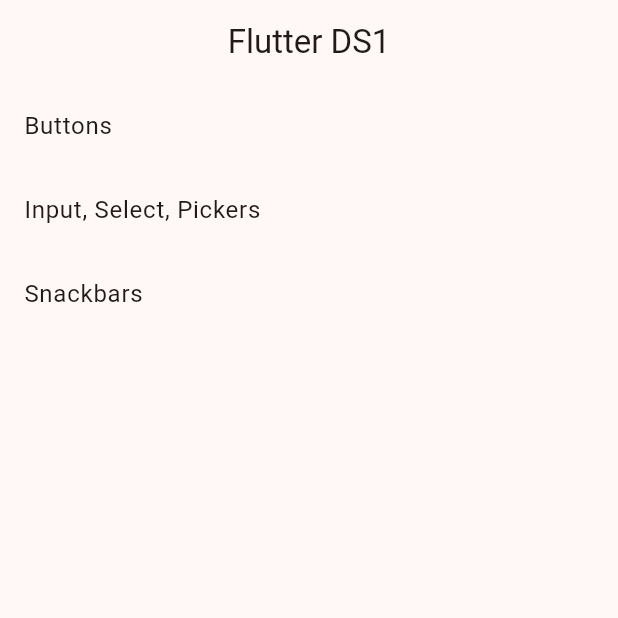
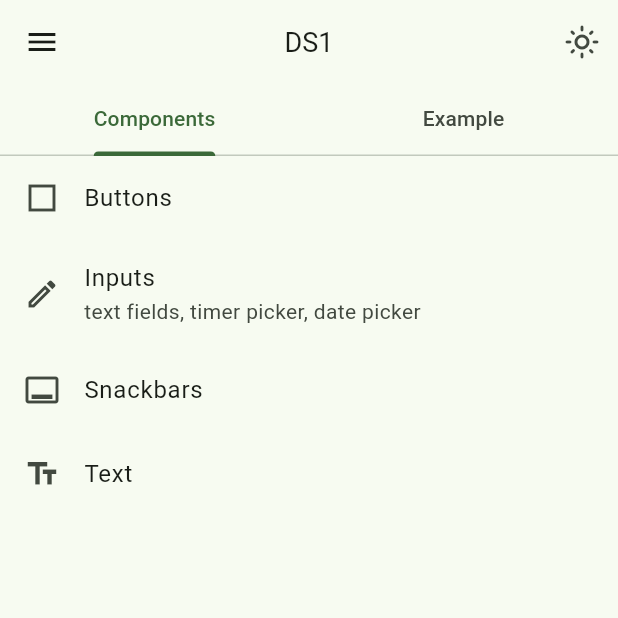
Before and after one commit to C4co/flutter_ds1, a Flutter app: the screen it shows after launch, on a phone screen of 412 x 824 dp, the top half of it. Run offline on Flutter 3.47's test engine with Material 2 defaults, Android fonts, the light colour scheme and no system bars; our stand-ins replace go_router.

Commit message:
update examples

```diff
--- a/lib/app.dart
+++ b/lib/app.dart
@@ -1,16 +1,33 @@
+import 'package:ds1/themes/ds1_theme.dart';
 import 'package:flutter/material.dart';
-import '/core/core.dart';
-import 'package:ds1/ds1.dart';
+import '/states/states.dart';
+import 'core/core.dart';
 
-class App extends StatelessWidget {
+class App extends StatefulWidget {
   const App({super.key});
 
   @override
+  State<App> createState() => _AppState();
+}
+
+class _AppState extends State<App> {
+  final theme = AppTheme();
+
+  @override
   Widget build(BuildContext context) {
-    return MaterialApp.router(
-      theme: ds1Theme(context: context, color: DS1Colors.red),
-      debugShowCheckedModeBanner: false,
-      routerConfig: router,
+    return ValueListenableBuilder(
+      valueListenable: theme.isDark,
+      builder: (BuildContext context, bool value, Widget? child) {
+        return MaterialApp.router(
+          theme: ds1Theme(
+            context: context,
+            dark: value,
+            color: Colors.green,
+          ),
+          debugShowCheckedModeBanner: false,
+          routerConfig: router,
+        );
+      },
     );
   }
 }
--- a/lib/core/routes/router.dart
+++ b/lib/core/routes/router.dart
@@ -19,6 +19,10 @@ final router = GoRouter(
           path: 'snackbars',
           builder: (context, state) => const SnackBarPage(),
         ),
+        GoRoute(
+          path: 'texts',
+          builder: (context, state) => const TextPage(),
+        ),
       ],
     ),
   ],
--- /dev/null
+++ b/lib/states/states.dart
@@ -0,0 +1 @@
+export './theme.dart';
--- /dev/null
+++ b/lib/states/theme.dart
@@ -0,0 +1,15 @@
+import 'package:flutter/material.dart';
+
+class AppTheme {
+  static final _instance = AppTheme._();
+
+  AppTheme._();
+
+  factory AppTheme() => _instance;
+
+  final ValueNotifier<bool> isDark = ValueNotifier<bool>(false);
+
+  void toggleTheme() {
+    isDark.value = !isDark.value;
+  }
+}
--- a/lib/views/home/home.page.dart
+++ b/lib/views/home/home.page.dart
@@ -1,5 +1,8 @@
+import 'package:ds1/components/text/text.dart';
 import 'package:flutter/material.dart';
 import 'package:go_router/go_router.dart';
+import 'tabs/components_tab.dart';
+import '/states/states.dart';
 
 class HomePage extends StatefulWidget {
   const HomePage({super.key});
@@ -9,28 +12,82 @@ class HomePage extends StatefulWidget {
 }
 
 class _HomePageState extends State<HomePage> {
+  final theme = AppTheme();
+
   @override
   Widget build(BuildContext context) {
+    return ValueListenableBuilder(
+      valueListenable: theme.isDark,
+      builder: (
+        BuildContext context,
+        bool value,
+        Widget? child,
+      ) {
+        Icon icon = (value == true)
+            ? const Icon(Icons.dark_mode_outlined)
+            : const Icon(Icons.light_mode_outlined);
+
         return Scaffold(
-      appBar: AppBar(
-        title: const Text('Flutter DS1'),
+          body: DefaultTabController(
+            length: 2,
+            child: Scaffold(
+              drawer: Drawer(
+                child: ListView(
+                  children: [
+                    const Padding(
+                      padding: EdgeInsets.all(20),
+                      child: DS1Text('Components', bold: true, fontSize: 16),
                     ),
-      body: ListView(
-        children: [
                     ListTile(
+                      leading: const Icon(Icons.square_outlined),
                       title: const Text('Buttons'),
                       onTap: () => context.go('/buttons'),
                     ),
                     ListTile(
-            title: const Text('Input, Select, Pickers'),
-            onTap: () => context.go('/inputs'),
+                      leading: const Icon(Icons.edit_outlined),
+                      title: const Text('Inputs'),
+                      onTap: () => context.go('/Inputs'),
                     ),
                     ListTile(
+                      leading: const Icon(Icons.call_to_action_outlined),
                       title: const Text('Snackbars'),
                       onTap: () => context.go('/snackbars'),
                     ),
+                    ListTile(
+                      leading: const Icon(Icons.text_fields),
+                      title: const Text('Text'),
+                      onTap: () => context.go('/texts'),
+                    ),
                   ],
                 ),
+              ),
+              appBar: AppBar(
+                title: const DS1Text('DS1'),
+                actions: [
+                  IconButton(
+                    onPressed: () {
+                      theme.toggleTheme();
+                    },
+                    icon: icon,
+                  ),
+                ],
+                bottom: const TabBar(
+                  tabs: [
+                    Tab(text: 'Components'),
+                    Tab(text: 'Example'),
+                  ],
+                ),
+              ),
+              body: const TabBarView(
+                children: [
+                  ComponentsTab(),
+                  Icon(Icons.directions_transit),
+                ],
+              ),
+            ),
+          ),
+        );
+      },
     );
   }
 }
--- /dev/null
+++ b/lib/views/home/tabs/components_tab.dart
@@ -0,0 +1,35 @@
+import 'package:flutter/material.dart';
+import 'package:go_router/go_router.dart';
+
+class ComponentsTab extends StatelessWidget {
+  const ComponentsTab({super.key});
+
+  @override
+  Widget build(BuildContext context) {
+    return ListView(
+      children: [
+        ListTile(
+          leading: const Icon(Icons.square_outlined),
+          title: const Text('Buttons'),
+          onTap: () => context.go('/buttons'),
+        ),
+        ListTile(
+          leading: const Icon(Icons.edit_outlined),
+          title: const Text('Inputs'),
+          subtitle: const Text('text fields, timer picker, date picker'),
+          onTap: () => context.go('/inputs'),
+        ),
+        ListTile(
+          leading: const Icon(Icons.call_to_action_outlined),
+          title: const Text('Snackbars'),
+          onTap: () => context.go('/snackbars'),
+        ),
+        ListTile(
+          leading: const Icon(Icons.text_fields),
+          title: const Text('Text'),
+          onTap: () => context.go('/texts'),
+        ),
+      ],
+    );
+  }
+}
--- a/lib/views/snackbar/snackbar_page.dart
+++ b/lib/views/snackbar/snackbar_page.dart
@@ -13,7 +13,7 @@ class _SnackBarPageState extends State<SnackBarPage> {
   Widget build(BuildContext context) {
     return Scaffold(
       appBar: AppBar(
-        title: const Text('Snackbars'),
+        title: const DS1Text('Snackbar'),
       ),
       body: Center(
         child: DS1Button(
--- a/lib/views/views.dart
+++ b/lib/views/views.dart
@@ -2,3 +2,4 @@ export './home/home.page.dart';
 export './button/button_page.dart';
 export './input/input_page.dart';
 export './snackbar/snackbar_page.dart';
+export './text/text_page.dart';
```
Also changed, not shown: lib/views/button/button_page.dart (+18 -55 lines), lib/views/input/input_page.dart (+40 -9 lines), lib/views/text/text_page.dart (added, +105 -0 lines). Lines whose indentation alone changed are shown as unchanged.
